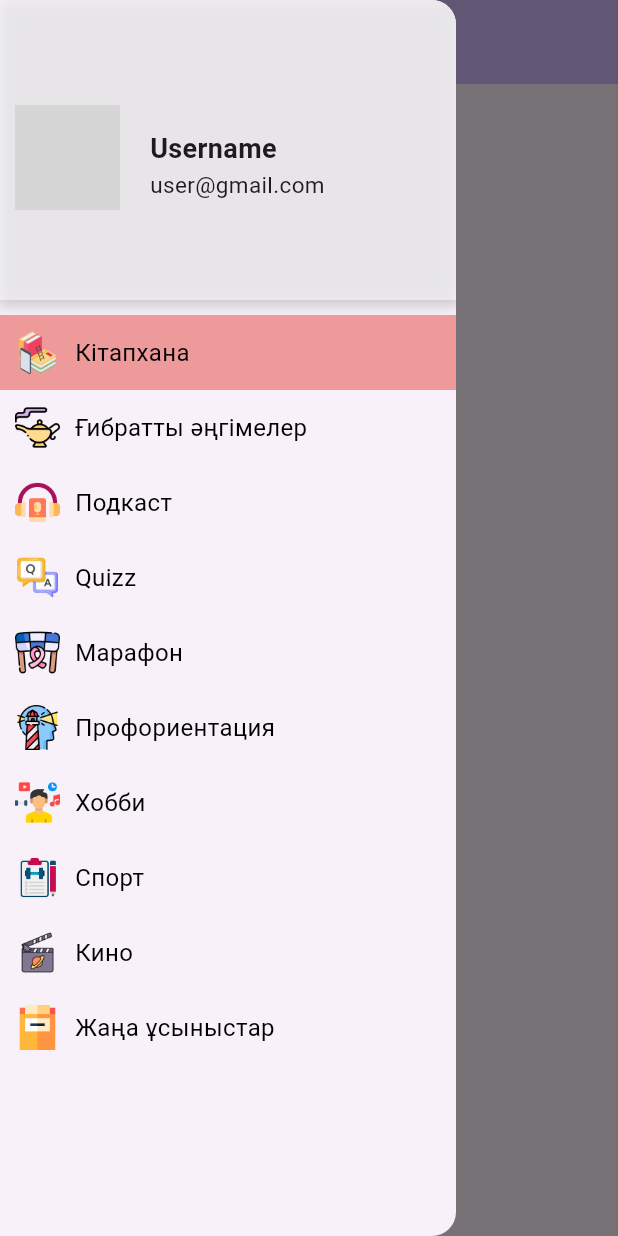
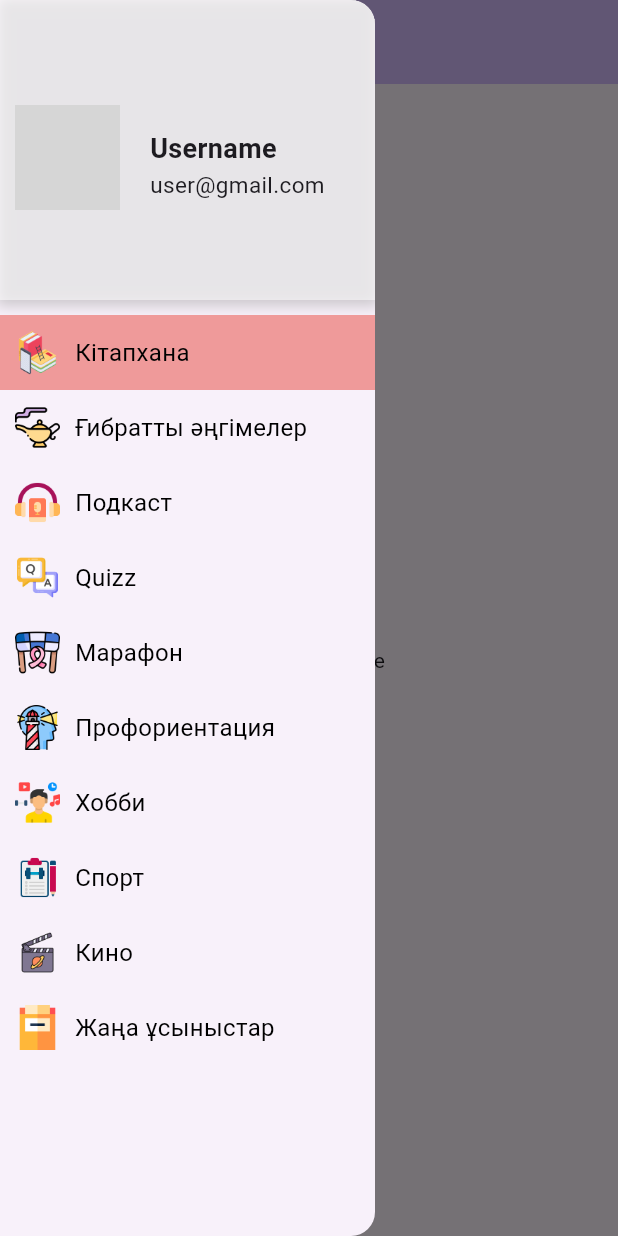
Before and after one commit to myktybayev/ozindiDamytFlutter2, a Flutter app: the screen it shows after launch, with the side drawer open, on a phone screen of 412 x 824 dp. Run offline on Flutter 3.47's test engine with Material 3 defaults, Android fonts, the phone set to English and light mode, and no system bars; network calls fail; grey boxes are pictures that could not be loaded.

Commit message:
changed size

```diff
--- a/lib/core/navigation/navigation.dart
+++ b/lib/core/navigation/navigation.dart
@@ -51,6 +51,7 @@ class NavigationState extends State<Navigation> {
         title: const Text('Ozindi Damyt'),
       ),
       drawer: Drawer(
+        width: 250,
         child: ListView(
           children: [
             MyHeaderDrawer(),
```
